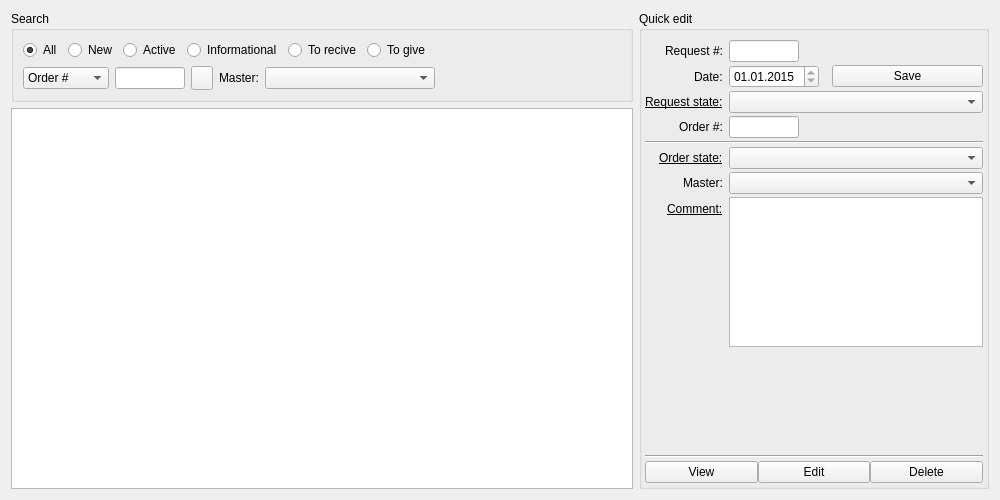
This is RepairCenter/partswidgetstorekeeper.ui in Feo-d-oR/YARC as Qt 5 draws it before an edit. The edited form follows.
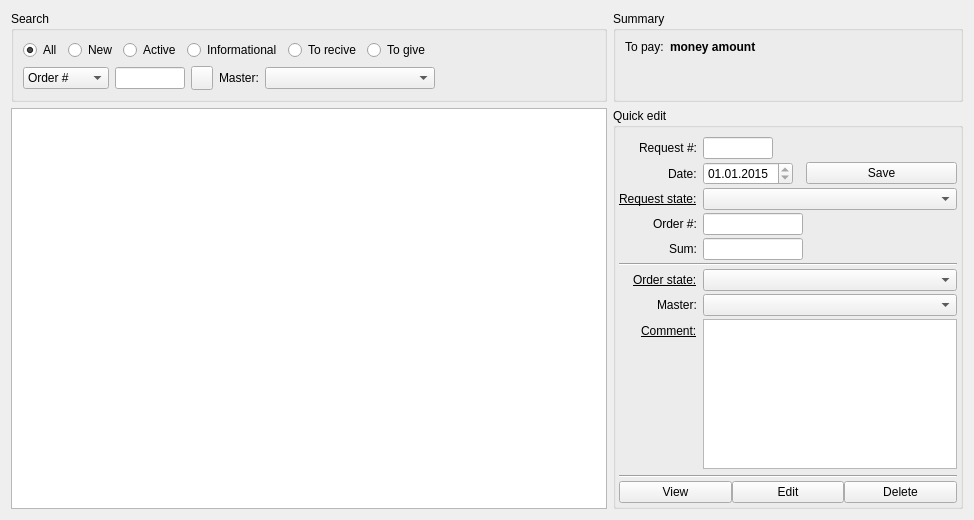
This is the edited form. Icons and pictures are not drawn.

Patch:
```diff
--- a/RepairCenter/partswidgetstorekeeper.ui
+++ b/RepairCenter/partswidgetstorekeeper.ui
@@ -6,7 +6,7 @@
    <rect>
     <x>0</x>
     <y>0</y>
-    <width>1000</width>
+    <width>974</width>
     <height>500</height>
    </rect>
   </property>
@@ -209,7 +209,7 @@
      </attribute>
     </widget>
    </item>
-   <item row="0" column="1" rowspan="2">
+   <item row="1" column="1">
     <widget class="QGroupBox" name="groupBox">
      <property name="sizePolicy">
       <sizepolicy hsizetype="Maximum" vsizetype="Preferred">
@@ -396,7 +396,7 @@
           </property>
           <property name="maximumSize">
            <size>
-            <width>70</width>
+            <width>100</width>
             <height>16777215</height>
            </size>
           </property>
@@ -545,6 +545,55 @@
        <widget class="Line" name="line_3">
         <property name="orientation">
          <enum>Qt::Horizontal</enum>
+        </property>
+       </widget>
+      </item>
+      <item row="7" column="0">
+       <widget class="QLabel" name="label">
+        <property name="text">
+         <string>Sum:</string>
+        </property>
+       </widget>
+      </item>
+      <item row="7" column="1">
+       <widget class="QLineEdit" name="eSumm">
+        <property name="maximumSize">
+         <size>
+          <width>100</width>
+          <height>16777215</height>
+         </size>
+        </property>
+       </widget>
+      </item>
+     </layout>
+    </widget>
+   </item>
+   <item row="0" column="1">
+    <widget class="QGroupBox" name="groupBox_3">
+     <property name="maximumSize">
+      <size>
+       <width>350</width>
+       <height>16777215</height>
+      </size>
+     </property>
+     <property name="title">
+      <string>Summary</string>
+     </property>
+     <layout class="QFormLayout" name="formLayout_2">
+      <item row="0" column="0">
+       <widget class="QLabel" name="label_10">
+        <property name="text">
+         <string>To pay:</string>
+        </property>
+       </widget>
+      </item>
+      <item row="0" column="1">
+       <widget class="QLabel" name="lToPay">
+        <property name="text">
+         <string>&lt;html&gt;&lt;head/&gt;&lt;body&gt;&lt;p&gt;&lt;span style=&quot; font-size:9pt; font-weight:600;&quot;&gt;money amount&lt;/span&gt;&lt;/p&gt;&lt;/body&gt;&lt;/html&gt;</string>
+        </property>
+        <property name="textFormat">
+         <enum>Qt::RichText</enum>
         </property>
        </widget>
       </item>
```
